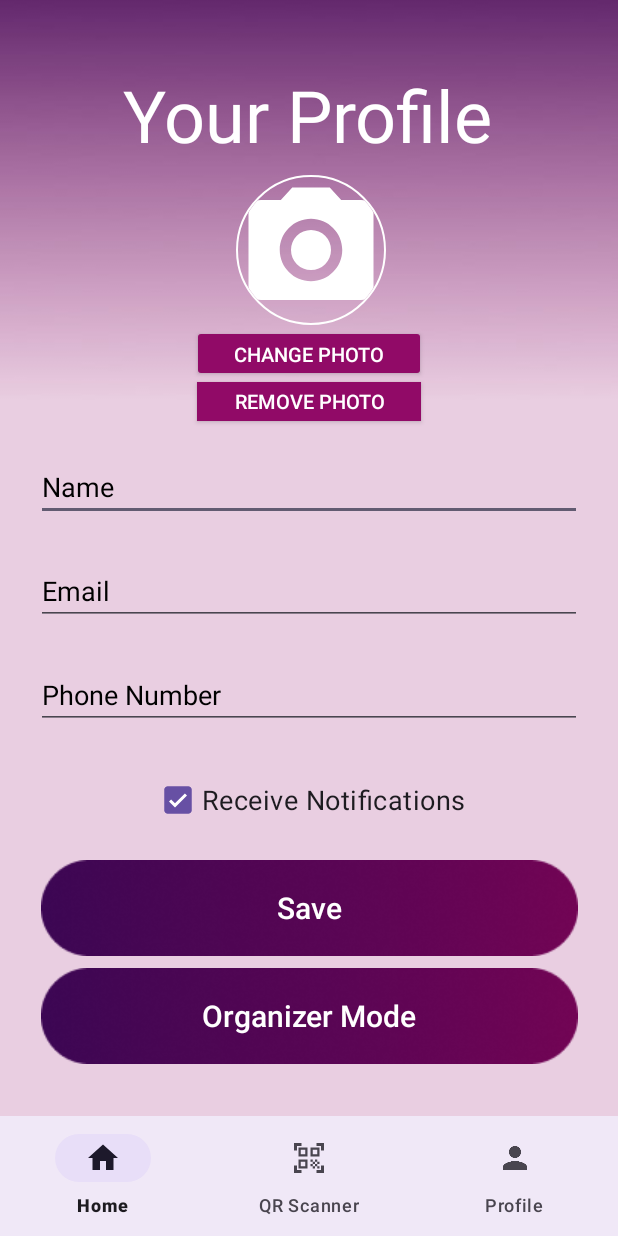
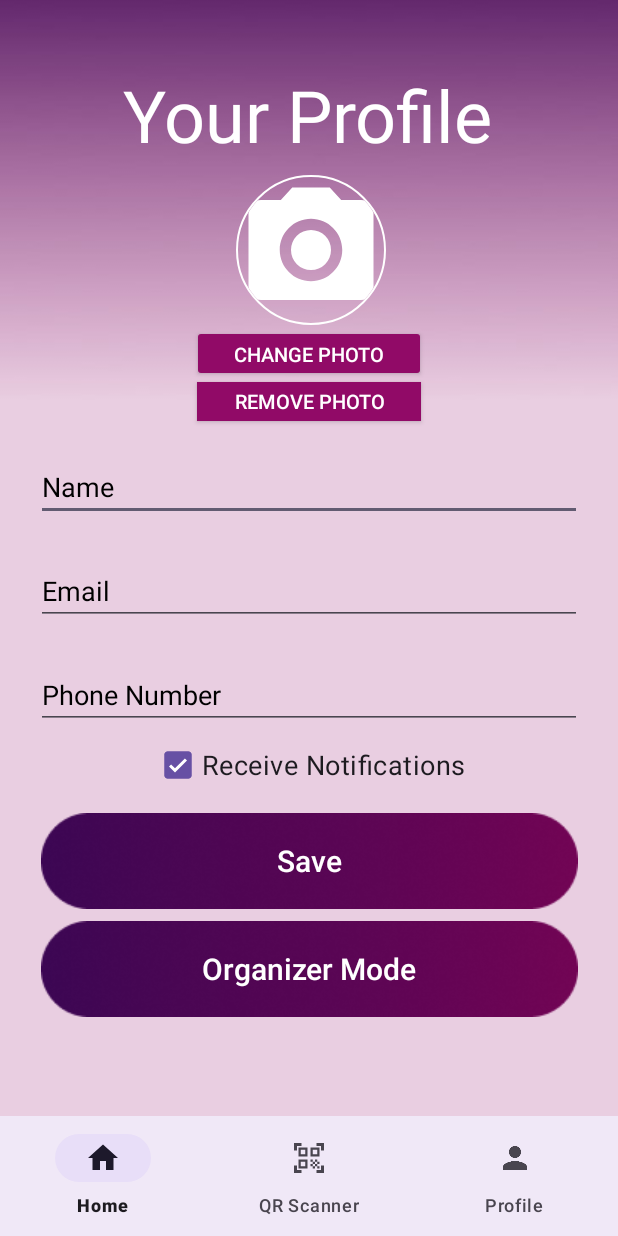
Before and after one commit to CMPUT301F24helios/Aethon-Events, an Android app: the ProfileActivity screen opened directly, with no data from a screen before it, on a phone screen of 412 x 824 dp. Run offline under Robolectric (Android 15) with nearby library versions, the phone set to English and light mode, and no system bars; our stand-ins replace CircleImageView, Firebase (no records; nobody signed in at launch, a user with empty details on screens opened directly), Picasso; pictures from the network do not load.

Commit message:
again fixed bottom constraint on profile page

```diff
--- a/app/src/main/res/layout/profile_page.xml
+++ b/app/src/main/res/layout/profile_page.xml
@@ -91,7 +91,6 @@
         android:layout_height="wrap_content"
         android:layout_marginStart="24dp"
         android:layout_marginEnd="24dp"
-        android:layout_marginBottom="23dp"
         android:hint="Phone Number"
         android:inputType="phone"
         android:text="Phone Number"
@@ -133,12 +132,10 @@
         app:layout_constraintTop_toBottomOf="@+id/edit_phone" />
 
 
-
     <androidx.constraintlayout.widget.ConstraintLayout
         android:id="@+id/linearLayout"
         android:layout_width="match_parent"
         android:layout_height="0dp"
-        android:layout_marginTop="8dp"
         android:gravity="center"
         android:orientation="horizontal"
         app:layout_constraintBottom_toBottomOf="parent"
```
